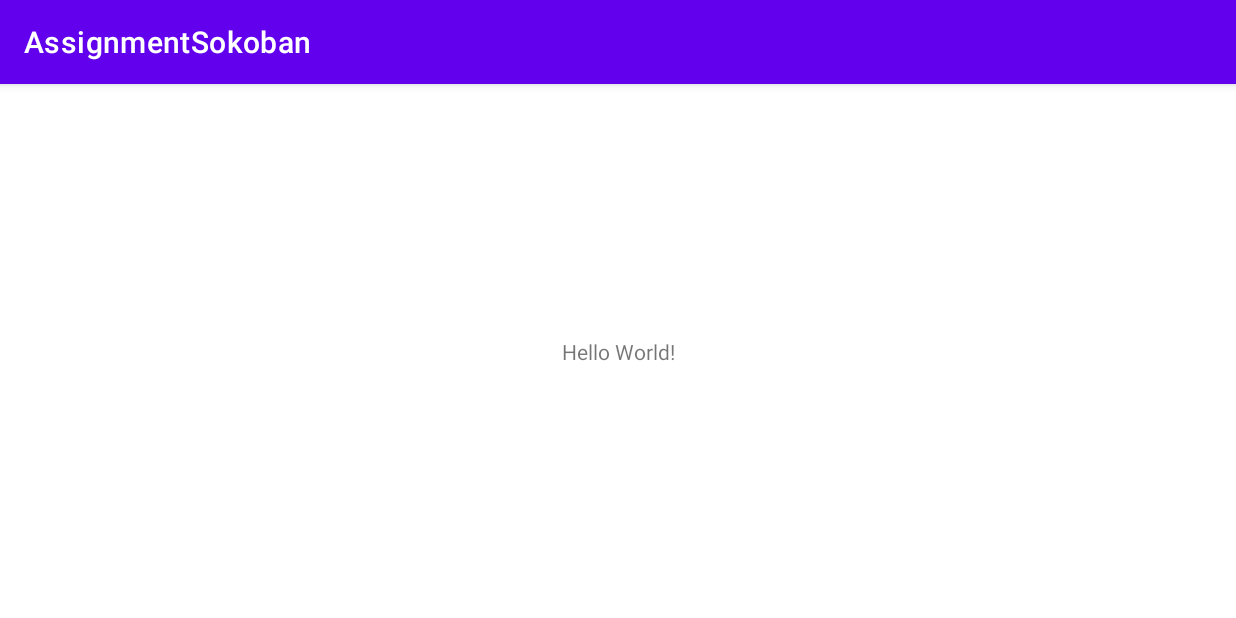
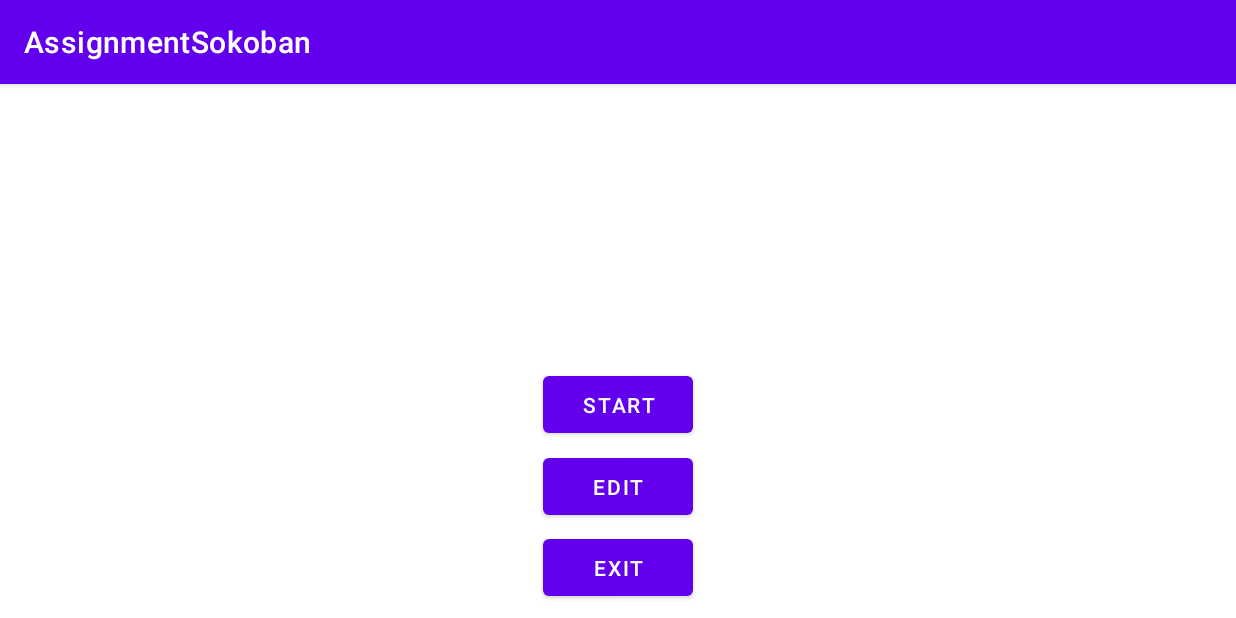
Before and after one commit to Coremos/AssignmentSokoban, an Android app: the screen it shows after launch (MainActivity), on a phone screen of 824 x 412 dp (held sideways). Run offline under Robolectric (Android 15) with nearby library versions, the phone set to English and light mode, and no system bars.

Commit message:
메인 화면 수정
메인 화면에 버튼을 추가했다.

```diff
--- a/app/src/main/res/layout/activity_main.xml
+++ b/app/src/main/res/layout/activity_main.xml
@@ -4,15 +4,39 @@
     xmlns:tools="http://schemas.android.com/tools"
     android:layout_width="match_parent"
     android:layout_height="match_parent"
+    android:orientation="horizontal"
     tools:context=".MainActivity">
 
-    <TextView
-        android:layout_width="wrap_content"
-        android:layout_height="wrap_content"
-        android:text="Hello World!"
-        app:layout_constraintBottom_toBottomOf="parent"
-        app:layout_constraintLeft_toLeftOf="parent"
-        app:layout_constraintRight_toRightOf="parent"
+    <Button
+        android:id="@+id/button_start"
+        android:layout_width="100dp"
+        android:layout_height="50dp"
+        android:layout_marginTop="180dp"
+        android:layout_marginBottom="50dp"
+        android:text="Start"
+        app:layout_constraintBottom_toTopOf="@+id/button_exit"
+        app:layout_constraintEnd_toEndOf="parent"
+        app:layout_constraintStart_toStartOf="parent"
         app:layout_constraintTop_toTopOf="parent" />
 
+    <Button
+        android:id="@+id/button_edit"
+        android:layout_width="100dp"
+        android:layout_height="50dp"
+        android:text="Edit"
+        app:layout_constraintBottom_toBottomOf="@+id/button_exit"
+        app:layout_constraintEnd_toEndOf="parent"
+        app:layout_constraintStart_toStartOf="parent"
+        app:layout_constraintTop_toTopOf="@+id/button_start" />
+
+    <Button
+        android:id="@+id/button_exit"
+        android:layout_width="100dp"
+        android:layout_height="50dp"
+        android:text="Exit"
+        app:layout_constraintBottom_toBottomOf="parent"
+        app:layout_constraintEnd_toEndOf="parent"
+        app:layout_constraintStart_toStartOf="parent"
+        app:layout_constraintTop_toBottomOf="@+id/button_start" />
+
 </androidx.constraintlayout.widget.ConstraintLayout>
```
